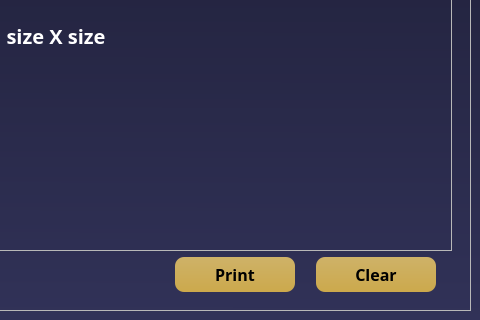
First picture: the form in qt files/matrix-calculator/matrixcalcu.ui, repository potakaaa/matrix-calculator, before the edit; both pictures show x 621 to 1101 and y 380 to 700 of the 1101 by 700 pixel window.
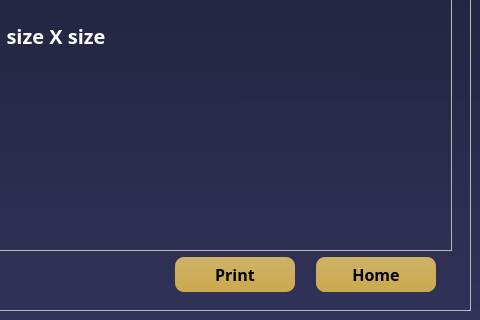
Second picture: the form after the edit. The open tabs and pages were chosen to show the change.

Commit message: Added home button function

Diff of the .ui file:
```diff
--- a/qt files/matrix-calculator/matrixcalcu.ui
+++ b/qt files/matrix-calculator/matrixcalcu.ui
@@ -1732,7 +1732,7 @@
                     <cursorShape>PointingHandCursor</cursorShape>
                    </property>
                    <property name="text">
-                    <string>Clear</string>
+                    <string>Home</string>
                    </property>
                   </widget>
                  </item>
```
Left out of the diff: 2 changed lines with no effect on the pictures. The commit also changes 65 other files.
